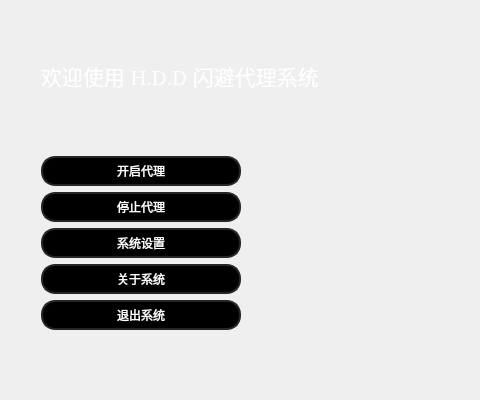
The window that UI/main.ui (Moxiner/H.D.D-BounceProxy) describes before a commit, drawn with Qt 5.
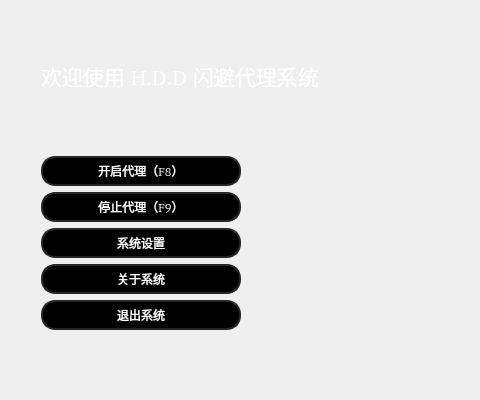
The same window after the commit. Icons and pictures are not drawn.

The edit to the form file:
```diff
--- a/UI/main.ui
+++ b/UI/main.ui
@@ -133,7 +133,7 @@
 }</string>
         </property>
         <property name="text">
-         <string>开启代理</string>
+         <string>开启代理（F8）</string>
         </property>
        </widget>
       </item>
@@ -178,7 +178,7 @@
 }</string>
         </property>
         <property name="text">
-         <string>停止代理</string>
+         <string>停止代理（F9）</string>
         </property>
         <property name="hidden" stdset="0">
          <bool>true</bool>
```
Left out of the diff: 3 changed lines with no effect on the pictures.
